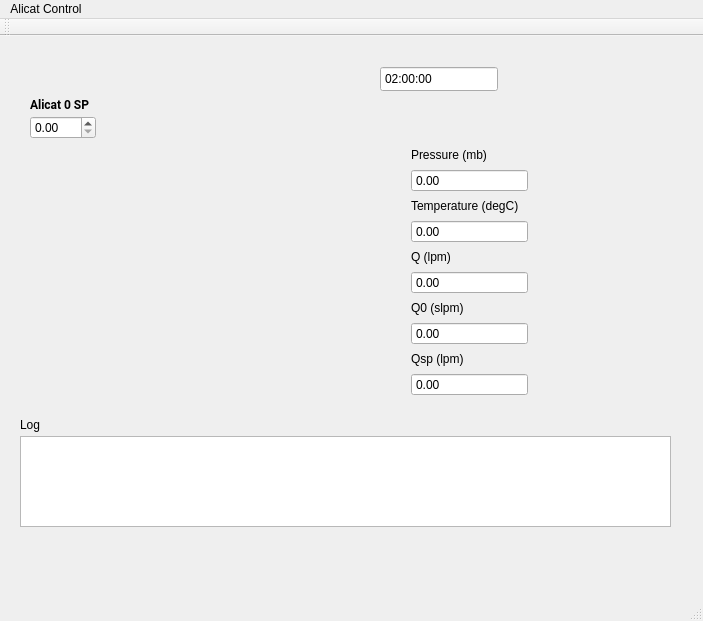
Qt form testing/mainwindow.ui (lo-co/mfc_ui) before a commit.
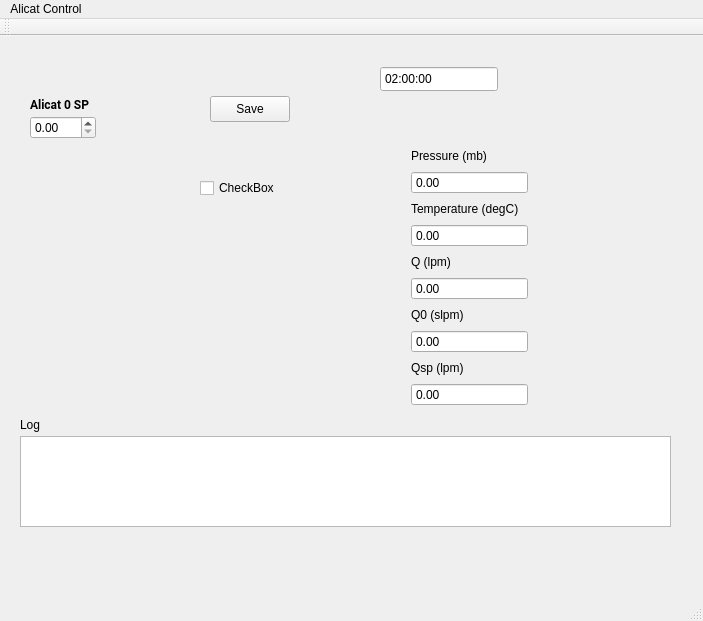
The same form after that commit.

The edit to the form file:
```diff
--- a/testing/mainwindow.ui
+++ b/testing/mainwindow.ui
@@ -108,13 +108,13 @@
      <string>Log</string>
     </property>
    </widget>
-   <widget class="QWidget" name="">
+   <widget class="QWidget" name="layoutWidget">
     <property name="geometry">
      <rect>
       <x>400</x>
       <y>100</y>
       <width>139</width>
-      <height>271</height>
+      <height>281</height>
      </rect>
     </property>
     <layout class="QVBoxLayout" name="verticalLayout">
@@ -205,6 +205,41 @@
      </item>
     </layout>
    </widget>
+   <widget class="QCheckBox" name="checkBox">
+    <property name="geometry">
+     <rect>
+      <x>200</x>
+      <y>140</y>
+      <width>85</width>
+      <height>24</height>
+     </rect>
+    </property>
+    <property name="text">
+     <string>CheckBox</string>
+    </property>
+    <property name="checkable">
+     <bool>true</bool>
+    </property>
+   </widget>
+   <widget class="QPushButton" name="saveButton">
+    <property name="geometry">
+     <rect>
+      <x>210</x>
+      <y>60</y>
+      <width>80</width>
+      <height>26</height>
+     </rect>
+    </property>
+    <property name="text">
+     <string>Save</string>
+    </property>
+    <property name="checkable">
+     <bool>true</bool>
+    </property>
+    <property name="checked">
+     <bool>false</bool>
+    </property>
+   </widget>
   </widget>
   <widget class="QMenuBar" name="menuBar">
    <property name="geometry">
```
Left out of the diff: 2 changed lines with no effect on the pictures.
